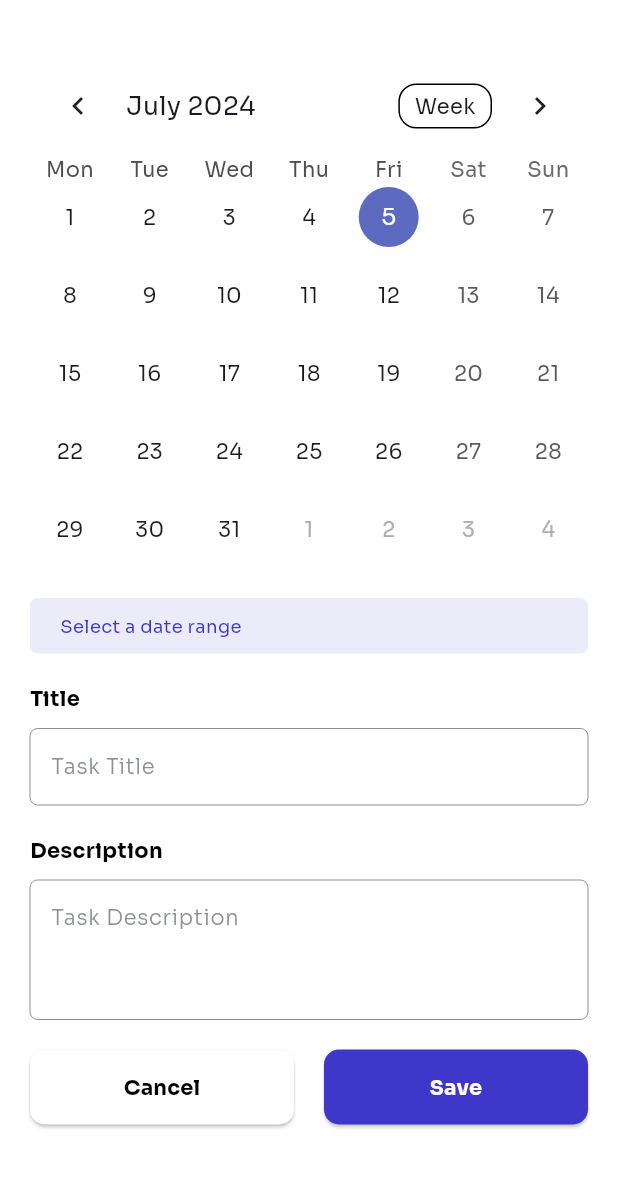
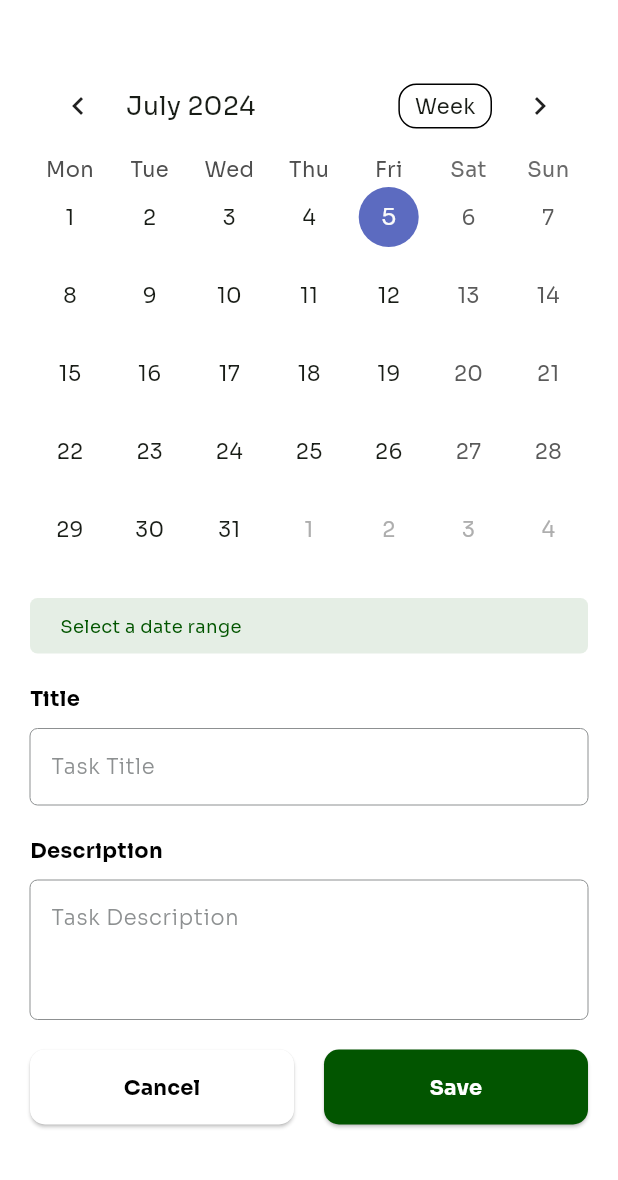
Before and after one commit to Siz-An/To-do-app, a Flutter app: the screen it shows after launch, after a tap on the "add circle" icon, on a phone screen of 412 x 824 dp, the part 56-1236 px from its top. Run offline on Flutter 3.47's test engine with Material 3 defaults, Android fonts, the phone set to English and light mode, and no system bars; drawn by our look-alikes of table_calendar; our stand-ins replace flutter_bloc, flutter_svg, shared_preferences.

Commit message:
added icon and some minor changes

```diff
--- a/lib/main.dart
+++ b/lib/main.dart
@@ -7,7 +7,6 @@ import 'package:to_do_app/tasks/data/local/data_sources/tasks_data_provider.dart
 import 'package:to_do_app/tasks/data/repository/task_repository.dart';
 import 'package:to_do_app/tasks/presentation/bloc/tasks_bloc.dart';
 import 'package:to_do_app/utils/color_palette.dart';
-
 import 'bloc_state_observer.dart';
 Future<void> main() async {
   WidgetsFlutterBinding.ensureInitialized();
--- a/lib/splash_screen.dart
+++ b/lib/splash_screen.dart
@@ -37,14 +37,14 @@ class _SplashScreenState extends State<SplashScreen> {
           mainAxisAlignment: MainAxisAlignment.center,
           crossAxisAlignment: CrossAxisAlignment.center,
           children: [
-            Image.asset('assets/images/app_logo.png', width: 100,),
+            Image.asset('assets/images/icon.png', width: 100,),
             const SizedBox(height: 20,),
-            buildText('Everything Tasks', kWhiteColor, textBold,
+            buildText('Record Your Task', kWhiteColor, textBold,
                 FontWeight.w600, TextAlign.center, TextOverflow.clip),
             const SizedBox(
               height: 10,
             ),
-            buildText('Schedule your week with ease', kWhiteColor, textTiny,
+            buildText('Schedule your task with ease', kWhiteColor, textTiny,
                 FontWeight.normal, TextAlign.center, TextOverflow.clip),
           ],
         )));
--- a/lib/tasks/presentation/pages/tasks_screen.dart
+++ b/lib/tasks/presentation/pages/tasks_screen.dart
@@ -223,11 +223,13 @@ class _TasksScreenState extends State<TasksScreen> {
                                 crossAxisAlignment: CrossAxisAlignment.center,
                                 mainAxisAlignment: MainAxisAlignment.center,
                                 children: [
-                                  SvgPicture.asset(
-                                    'assets/svgs/tasks.svg',
+                                  Image.asset(
+                                    'assets/images/icon.png',
                                     height: size.height * .20,
                                     width: size.width,
+                                    fit: BoxFit.contain, // You can adjust the fit property as needed
                                   ),
+
                                   const SizedBox(
                                     height: 50,
                                   ),
--- a/lib/utils/color_palette.dart
+++ b/lib/utils/color_palette.dart
@@ -8,6 +8,6 @@ const Color kGrey1 = Color(0xff8D9091);
 const Color kGrey2 = Color(0xffCCCCCC);
 const Color kGrey3 = Color(0xffEFEFEF);
 
-const Color kPrimaryColor = Color(0xFF3F37C9);
+const Color kPrimaryColor = Color(0xFF025500);
 
 const Color kRed = Color(0xffC5292A);
```
Also changed, not shown: pubspec.yaml (+11 -5 lines), assets/images/app_logo.png (deleted), assets/images/icon.png (added), pubspec.lock, 22 other files.
